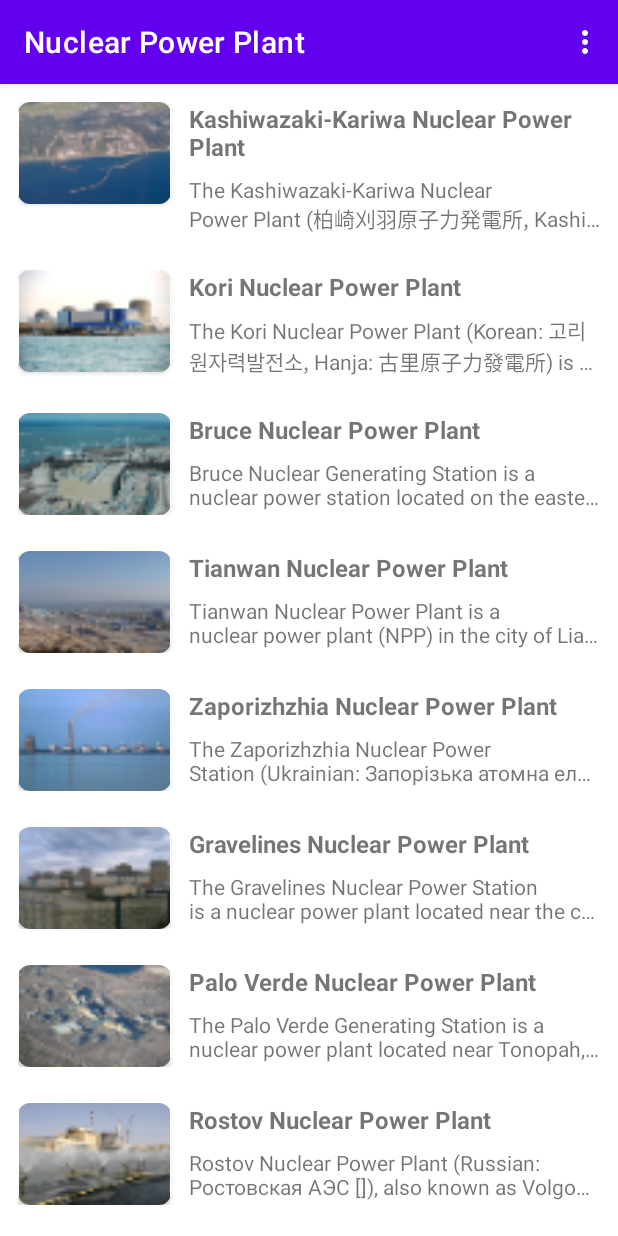
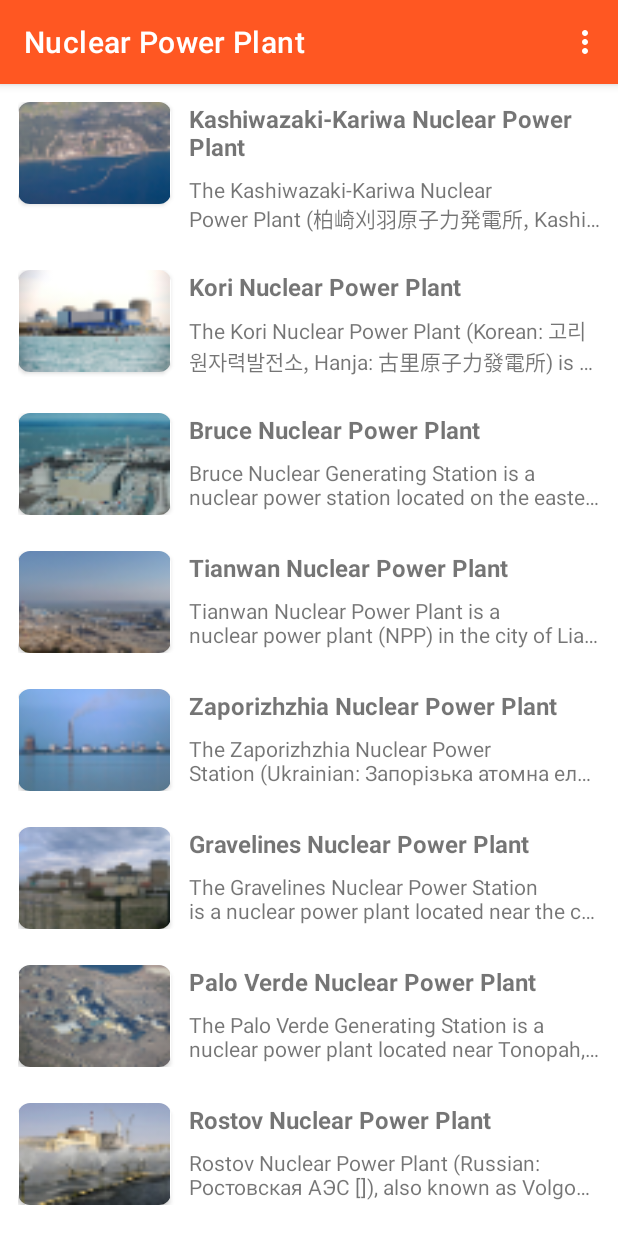
Before and after one commit to aNdr3W03/SimpleAndroidApp, an Android app: the MainActivity screen opened directly, with no data from a screen before it, on a phone screen of 412 x 824 dp. Run offline under Robolectric (Android 15) with nearby library versions, the phone set to English and light mode, and no system bars; pictures from the network do not load.

Commit message:
update style and theme

```diff
--- a/app/src/main/res/values-night/themes.xml
+++ b/app/src/main/res/values-night/themes.xml
@@ -1,16 +1,18 @@
-<resources xmlns:tools="http://schemas.android.com/tools">
+<resources>
+    <!-- xmlns:tools="http://schemas.android.com/tools" -->
     <!-- Base application theme. -->
     <style name="Theme.SimpleAndroidApp" parent="Theme.MaterialComponents.DayNight.DarkActionBar">
         <!-- Primary brand color. -->
-        <item name="colorPrimary">@color/purple_200</item>
-        <item name="colorPrimaryVariant">@color/purple_700</item>
+        <item name="colorPrimary">@color/orange</item>
+        <item name="colorPrimaryVariant">@color/orange_dark</item>
         <item name="colorOnPrimary">@color/black</item>
         <!-- Secondary brand color. -->
-        <item name="colorSecondary">@color/teal_200</item>
-        <item name="colorSecondaryVariant">@color/teal_200</item>
+        <item name="colorSecondary">@color/yellow_light</item>
+        <item name="colorSecondaryVariant">@color/yellow_dark</item>
         <item name="colorOnSecondary">@color/black</item>
         <!-- Status bar color. -->
-        <item name="android:statusBarColor" tools:targetApi="l">?attr/colorPrimaryVariant</item>
+        <item name="android:statusBarColor">?attr/colorPrimaryVariant</item>
+        <!-- tools:targetApi="l" -->
         <!-- Customize your theme here. -->
     </style>
 </resources>
--- a/app/src/main/res/values/colors.xml
+++ b/app/src/main/res/values/colors.xml
@@ -1,10 +1,12 @@
 <?xml version="1.0" encoding="utf-8"?>
 <resources>
-    <color name="purple_200">#FFBB86FC</color>
-    <color name="purple_500">#FF6200EE</color>
-    <color name="purple_700">#FF3700B3</color>
-    <color name="teal_200">#FF03DAC5</color>
-    <color name="teal_700">#FF018786</color>
+    <color name="orange">#FF5722</color>
+    <color name="orange_light">#FFAB91</color>
+    <color name="orange_dark">#E64A19</color>
+    <color name="yellow">#FFCC32</color>
+    <color name="yellow_light">#FFF170</color>
+    <color name="yellow_dark">#F2A600</color>
     <color name="black">#FF000000</color>
     <color name="white">#FFFFFFFF</color>
+    <color name="colorSubtitle">#757575</color>
 </resources>
--- a/app/src/main/res/values/themes.xml
+++ b/app/src/main/res/values/themes.xml
@@ -3,12 +3,12 @@
     <!-- Base application theme. -->
     <style name="Theme.SimpleAndroidApp" parent="Theme.MaterialComponents.DayNight.DarkActionBar">
         <!-- Primary brand color. -->
-        <item name="colorPrimary">@color/purple_500</item>
-        <item name="colorPrimaryVariant">@color/purple_700</item>
+        <item name="colorPrimary">@color/orange</item>
+        <item name="colorPrimaryVariant">@color/orange_dark</item>
         <item name="colorOnPrimary">@color/white</item>
         <!-- Secondary brand color. -->
-        <item name="colorSecondary">@color/teal_200</item>
-        <item name="colorSecondaryVariant">@color/teal_700</item>
+        <item name="colorSecondary">@color/yellow</item>
+        <item name="colorSecondaryVariant">@color/yellow_light</item>
         <item name="colorOnSecondary">@color/black</item>
         <!-- Status bar color. -->
         <item name="android:statusBarColor">?attr/colorPrimaryVariant</item>
@@ -19,12 +19,12 @@
     <!-- SplashScreen theme. -->
     <style name="Theme.SplashScreen" parent="Theme.MaterialComponents.DayNight.NoActionBar">
         <!-- Primary brand color. -->
-        <item name="colorPrimary">@color/purple_500</item>
-        <item name="colorPrimaryVariant">@color/purple_700</item>
+        <item name="colorPrimary">@color/orange</item>
+        <item name="colorPrimaryVariant">@color/orange_dark</item>
         <item name="colorOnPrimary">@color/white</item>
         <!-- Secondary brand color. -->
-        <item name="colorSecondary">@color/teal_200</item>
-        <item name="colorSecondaryVariant">@color/teal_700</item>
+        <item name="colorSecondary">@color/yellow</item>
+        <item name="colorSecondaryVariant">@color/yellow_light</item>
         <item name="colorOnSecondary">@color/black</item>
         <!-- Status bar color. -->
         <item name="android:statusBarColor">?attr/colorPrimaryVariant</item>
```
